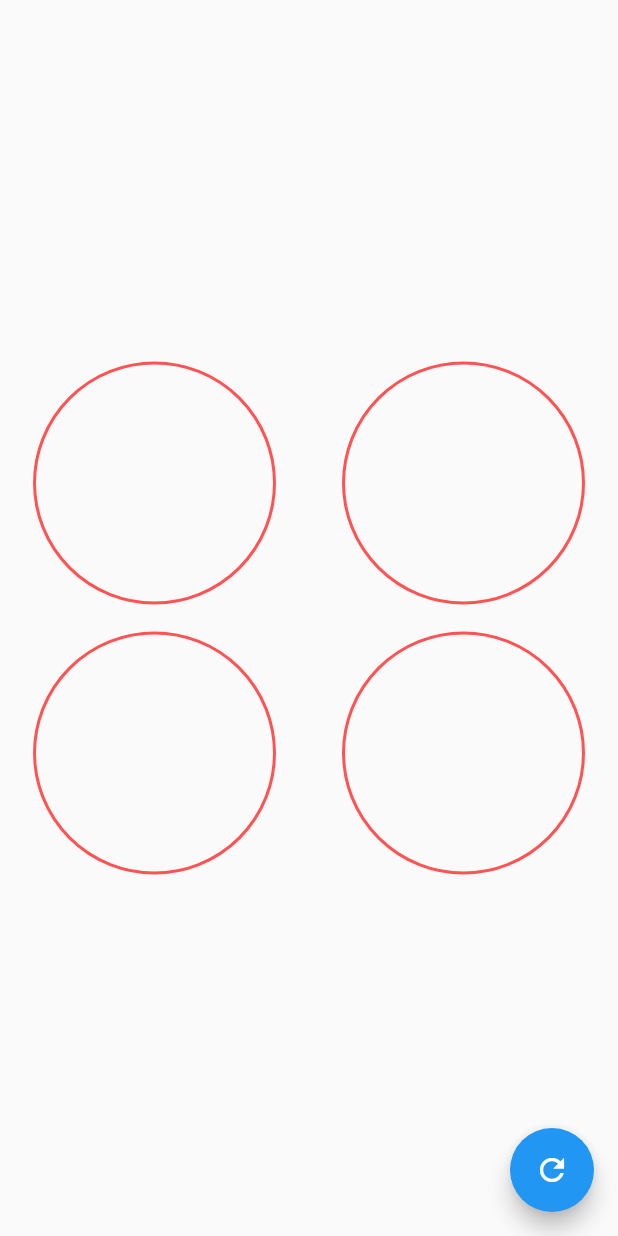
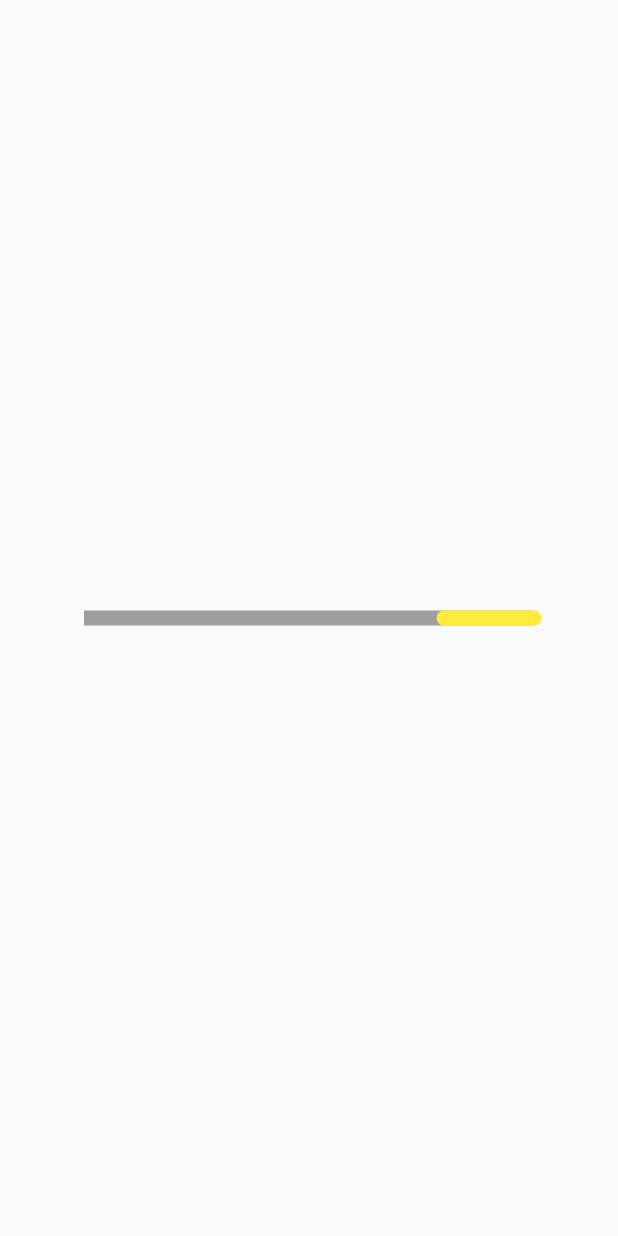
Before and after one commit to japhernandez/flutter, a Flutter app: the screen it shows after launch, on a phone screen of 412 x 824 dp. Run offline on Flutter 3.47's test engine with Material 2 defaults, Android fonts, the phone set to English and light mode, and no system bars.

Commit message:
Linear progress

```diff
--- a/animations/lib/main.dart
+++ b/animations/lib/main.dart
@@ -1,5 +1,4 @@
-import 'package:animations/src/pages/progress.dart';
-import 'package:animations/src/pages/slideShow.dart';
+import 'package:animations/src/pages/linearProgressPage.dart';
 import 'package:flutter/material.dart';
 
 void main() {
@@ -13,7 +12,7 @@ class MyApp extends StatelessWidget {
     return MaterialApp(
       title: 'Diseños App',
       debugShowCheckedModeBanner: false,
-      home: Progress(),
+      home: LinearProgressPage(),
     );
   }
 }
--- /dev/null
+++ b/animations/lib/src/pages/linearProgressPage.dart
@@ -0,0 +1,9 @@
+import 'package:animations/src/widgets/linearProgress.dart';
+import 'package:flutter/material.dart';
+
+class LinearProgressPage extends StatelessWidget {
+  @override
+  Widget build(BuildContext context) {
+    return Container(child: LinearProgress());
+  }
+}
--- /dev/null
+++ b/animations/lib/src/widgets/linearProgress.dart
@@ -0,0 +1,109 @@
+import 'package:flutter/material.dart';
+
+class LinearProgress extends StatefulWidget {
+  @override
+  _LinearProgressState createState() => _LinearProgressState();
+}
+
+class _LinearProgressState extends State<LinearProgress>
+    with SingleTickerProviderStateMixin {
+  double percentage = 0.2;
+  double width = 300;
+  int durationLine = 3500;
+
+  AnimationController _controller;
+
+  Animation<double> fill;
+
+  @override
+  void initState() {
+    _controller = new AnimationController(
+      vsync: this,
+      duration: Duration(milliseconds: durationLine),
+    );
+
+    fill = Tween(begin: 0.0, end: 240.0).animate(_controller);
+
+    super.initState();
+  }
+
+  @override
+  void dispose() {
+    _controller.dispose();
+    super.dispose();
+  }
+
+  @override
+  Widget build(BuildContext context) {
+    _controller.forward();
+
+    return CustomLinear(
+      percentage: percentage,
+      controller: _controller,
+      fill: fill,
+      width: width,
+    );
+  }
+}
+
+class CustomLinear extends StatelessWidget {
+  final double percentage;
+  final controller;
+  final fill;
+  final double width;
+
+  const CustomLinear({
+    Key key,
+    @required this.percentage,
+    @required this.controller,
+    @required this.fill,
+    this.width,
+  }) : super(key: key);
+
+  @override
+  Widget build(BuildContext context) {
+    return Scaffold(
+      body: Center(
+        child: Container(
+          width: width,
+          height: 10,
+          color: Colors.grey,
+          child: AnimatedBuilder(
+            animation: controller,
+            child: CustomPaint(painter: _LinearProgressPainter(percentage)),
+            builder: (BuildContext context, Widget child) {
+              return Transform.translate(
+                offset: Offset(fill.value, 0),
+                child: child,
+              );
+            },
+          ),
+        ),
+      ),
+    );
+  }
+}
+
+class _LinearProgressPainter extends CustomPainter {
+  final percentage;
+
+  _LinearProgressPainter(this.percentage);
+
+  @override
+  void paint(Canvas canvas, Size size) {
+    final initial = new Offset(size.width * 0, size.height / 2);
+    final paintLine = new Paint()
+      ..strokeWidth = 10
+      ..color = Colors.yellow
+      ..strokeCap = StrokeCap.round
+      ..style = PaintingStyle.stroke;
+
+    final lineFill =
+        new Offset(size.width * this.percentage, size.height * 0.5);
+
+    canvas.drawLine(initial, lineFill, paintLine);
+  }
+
+  @override
+  bool shouldRepaint(CustomPainter oldDelegate) => true;
+}
```
